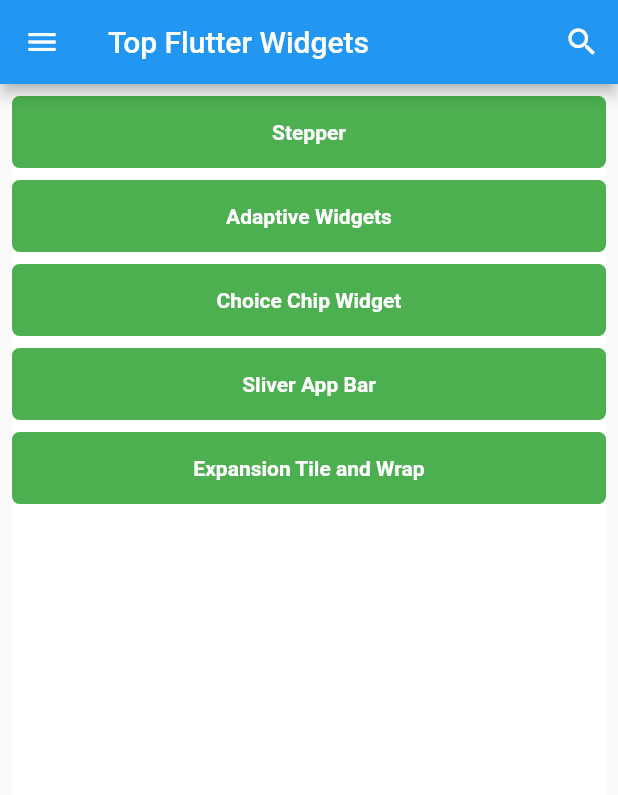
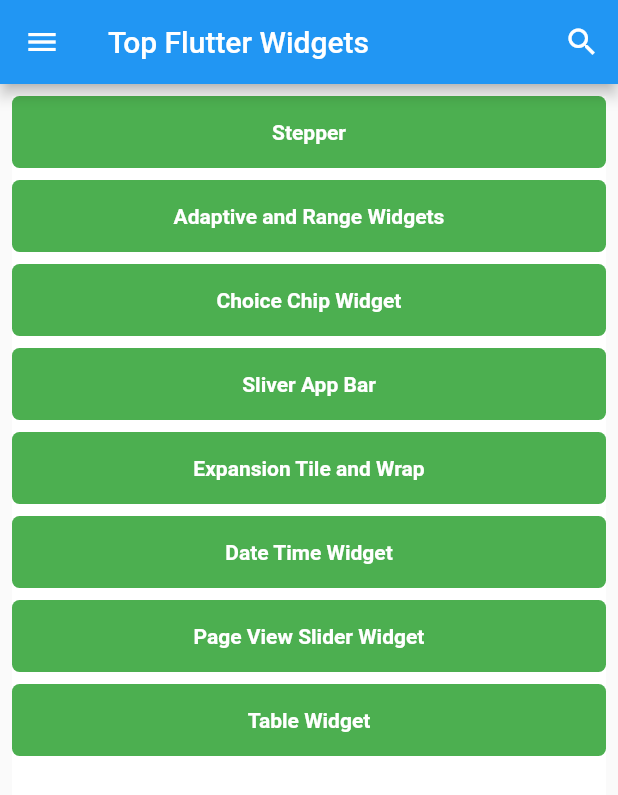
Before and after one commit to shakiz/flutter_top_widgets, a Flutter app: the screen it shows after launch, on a phone screen of 412 x 824 dp. Shown: the top 795 px of the screen. Run offline on Flutter 3.47's test engine with Material 2 defaults, Android fonts, the light colour scheme and no system bars.

Commit message:
range and home updated

```diff
--- a/lib/home_page.dart
+++ b/lib/home_page.dart
@@ -1,11 +1,14 @@
 import 'package:flutter/cupertino.dart';
 import 'package:flutter/material.dart';
-import 'package:flutter_top_widgets/adaptive_widgets/adaptive_widgets.dart';
 import 'package:flutter_top_widgets/choice_chip_widget/choice_chip_widget.dart';
+import 'package:flutter_top_widgets/date_time_widget/date_time_widget.dart';
 import 'package:flutter_top_widgets/expansion_tile_and_wrap/expansion_tile_and_wrap.dart';
+import 'package:flutter_top_widgets/page_view_widget/page_view_widget.dart';
 import 'package:flutter_top_widgets/sliver_app_bar_widget/sliver_app_bar_widget.dart';
 import 'package:flutter_top_widgets/stepper_manager/stepper_manager.dart';
+import 'package:flutter_top_widgets/table_widget/table_widget.dart';
 
+import 'adaptive_and_range_widgets/adaptive_and_range_widgets.dart';
 import 'appbar_search_delegate/custom_appbar_search_delegate.dart';
 
 class HomePage extends StatefulWidget {
@@ -74,14 +77,14 @@
                 )),
               ),
               onPressed: () async {
-                Navigator.push(context, MaterialPageRoute(builder: (context) => const AdaptiveWidgets()));
+                Navigator.push(context, MaterialPageRoute(builder: (context) => const AdaptiveAndRangeWidgets()));
               },
               //LOGIN //Drawer Main
               child: const Padding(
                 padding: EdgeInsets.all(8),
                 child: Center(
                   child: Text(
-                    "Adaptive Widgets",
+                    "Adaptive and Range Widgets",
                     textAlign: TextAlign.center,
                     style: TextStyle(color: Colors.white, fontWeight: FontWeight.bold),
                   ),
@@ -157,6 +160,75 @@
                 ),
               ),
             ),
+            const SizedBox(height: 8),
+            TextButton(
+              style: ButtonStyle(
+                backgroundColor: MaterialStateProperty.all(Colors.green),
+                shape: MaterialStateProperty.all(RoundedRectangleBorder(
+                  borderRadius: BorderRadius.circular(5.0),
+                )),
+              ),
+              onPressed: () async {
+                Navigator.push(context, MaterialPageRoute(builder: (context) => const DateTimeWidget()));
+              },
+              //LOGIN //Drawer Main
+              child: const Padding(
+                padding: EdgeInsets.all(8),
+                child: Center(
+                  child: Text(
+                    "Date Time Widget",
+                    textAlign: TextAlign.center,
+                    style: TextStyle(color: Colors.white, fontWeight: FontWeight.bold),
+                  ),
+                ),
+              ),
+            ),
+            const SizedBox(height: 8),
+            TextButton(
+              style: ButtonStyle(
+                backgroundColor: MaterialStateProperty.all(Colors.green),
+                shape: MaterialStateProperty.all(RoundedRectangleBorder(
+                  borderRadius: BorderRadius.circular(5.0),
+                )),
+              ),
+              onPressed: () async {
+                Navigator.push(context, MaterialPageRoute(builder: (context) => const PageViewWidget()));
+              },
+              //LOGIN //Drawer Main
+              child: const Padding(
+                padding: EdgeInsets.all(8),
+                child: Center(
+                  child: Text(
+                    "Page View Slider Widget",
+                    textAlign: TextAlign.center,
+                    style: TextStyle(color: Colors.white, fontWeight: FontWeight.bold),
+                  ),
+                ),
+              ),
+            ),
+            const SizedBox(height: 8),
+            TextButton(
+              style: ButtonStyle(
+                backgroundColor: MaterialStateProperty.all(Colors.green),
+                shape: MaterialStateProperty.all(RoundedRectangleBorder(
+                  borderRadius: BorderRadius.circular(5.0),
+                )),
+              ),
+              onPressed: () async {
+                Navigator.push(context, MaterialPageRoute(builder: (context) => const TableWidget()));
+              },
+              //LOGIN //Drawer Main
+              child: const Padding(
+                padding: EdgeInsets.all(8),
+                child: Center(
+                  child: Text(
+                    "Table Widget",
+                    textAlign: TextAlign.center,
+                    style: TextStyle(color: Colors.white, fontWeight: FontWeight.bold),
+                  ),
+                ),
+              ),
+            ),
           ],
         ),
       ),
```
